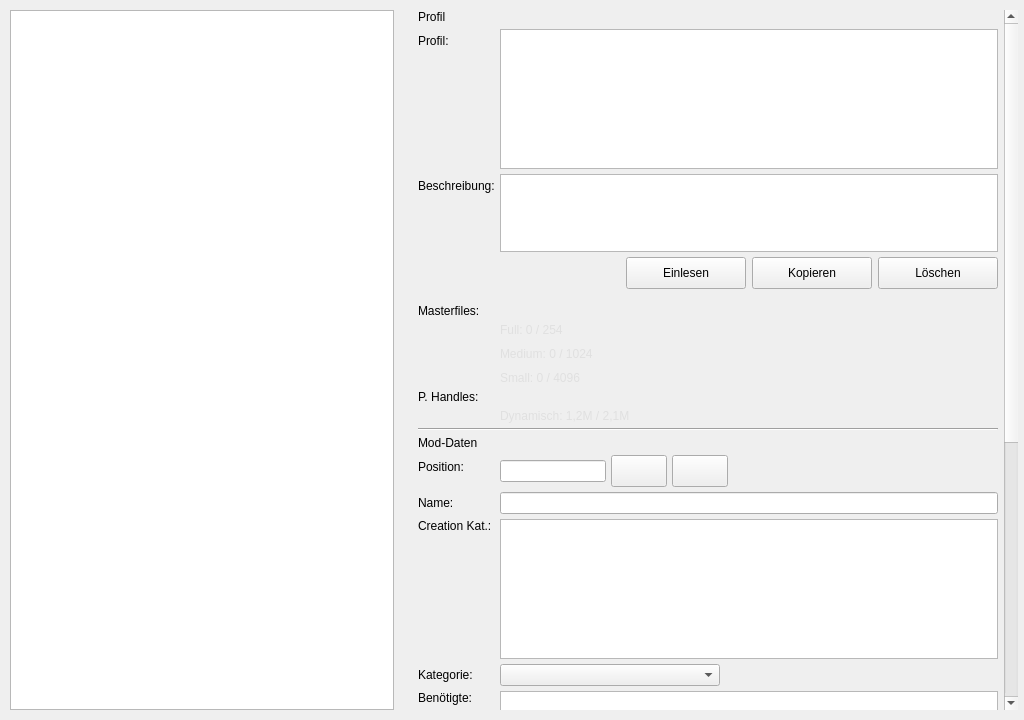
First picture: the form in Structure/Pages/Page_LoadOrder.ui, repository Looking4Git/Starfield_LOH, before the edit.
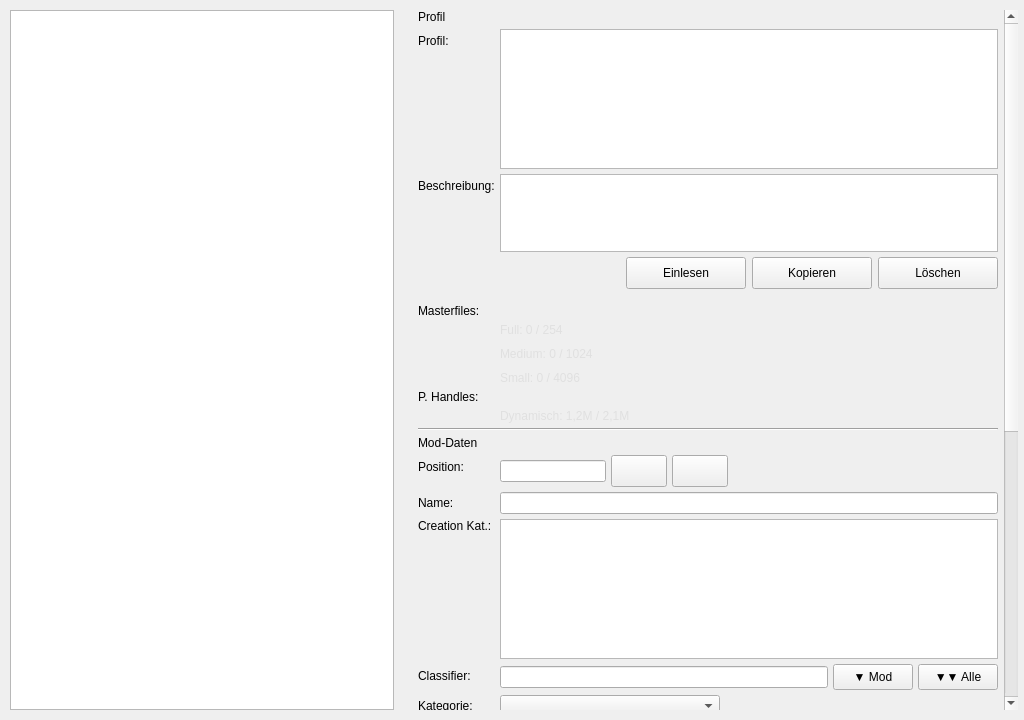
Second picture: the form after the edit. Icons and pictures are not drawn. Custom widgets are drawn as their Qt base class.

Commit message: feat: Classifier-Kategorieanzeige, Uebernahme-Buttons und Starfield-Gruen fuer Abhaengigkeiten

Patch:
```diff
--- a/Structure/Pages/Page_LoadOrder.ui
+++ b/Structure/Pages/Page_LoadOrder.ui
@@ -319,13 +319,81 @@
           </widget>
          </item>
          <item row="17" column="0">
+          <widget class="QLabel" name="lbl_classifier_label">
+           <property name="text">
+            <string>Classifier:</string>
+           </property>
+          </widget>
+         </item>
+         <item row="17" column="1">
+          <layout class="QHBoxLayout" name="layout_classifier">
+           <property name="leftMargin">
+            <number>0</number>
+           </property>
+           <property name="topMargin">
+            <number>0</number>
+           </property>
+           <property name="rightMargin">
+            <number>0</number>
+           </property>
+           <property name="bottomMargin">
+            <number>0</number>
+           </property>
+           <item>
+            <widget class="QLineEdit" name="inp_classifier_category">
+             <property name="readOnly">
+              <bool>true</bool>
+             </property>
+             <property name="minimumSize">
+              <size>
+               <width>100</width>
+               <height>0</height>
+              </size>
+             </property>
+            </widget>
+           </item>
+           <item>
+            <widget class="QPushButton" name="btn_apply_classifier_mod">
+             <property name="minimumSize">
+              <size>
+               <width>68</width>
+               <height>26</height>
+              </size>
+             </property>
+             <property name="text">
+              <string>▼ Mod</string>
+             </property>
+             <property name="toolTip">
+              <string>Classifier-Kategorie für die ausgewählte Mod als LOH-Kategorie übernehmen</string>
+             </property>
+            </widget>
+           </item>
+           <item>
+            <widget class="QPushButton" name="btn_apply_classifier_all">
+             <property name="minimumSize">
+              <size>
+               <width>75</width>
+               <height>26</height>
+              </size>
+             </property>
+             <property name="text">
+              <string>▼▼ Alle</string>
+             </property>
+             <property name="toolTip">
+              <string>Classifier-Kategorien für alle installierten Mods als LOH-Kategorie übernehmen</string>
+             </property>
+            </widget>
+           </item>
+          </layout>
+         </item>
+         <item row="18" column="0">
           <widget class="QLabel" name="lbl_category_label">
            <property name="text">
             <string>Kategorie:</string>
            </property>
           </widget>
          </item>
-         <item row="17" column="1">
+         <item row="18" column="1">
           <widget class="QComboBox" name="cmb_category">
            <property name="minimumSize">
             <size>
@@ -335,7 +403,7 @@
            </property>
           </widget>
          </item>
-         <item row="18" column="0">
+         <item row="19" column="0">
           <widget class="QLabel" name="lbl_requirements_label">
            <property name="text">
             <string>Benötigte:</string>
@@ -348,38 +416,38 @@
            </property>
           </widget>
          </item>
-         <item row="18" column="1">
-          <widget class="QTreeView" name="tree_requirements">
-           <property name="sizePolicy">
-            <sizepolicy hsizetype="Expanding" vsizetype="Fixed">
-             <horstretch>0</horstretch>
-             <verstretch>0</verstretch>
-            </sizepolicy>
-           </property>
-           <property name="minimumSize">
-            <size>
-             <width>220</width>
-             <height>140</height>
-            </size>
-           </property>
-           <property name="maximumSize">
-            <size>
-             <width>16777215</width>
-             <height>140</height>
-            </size>
-           </property>
-           <property name="editTriggers">
-            <set>QAbstractItemView::EditTrigger::NoEditTriggers</set>
-           </property>
-           <property name="indentation">
-            <number>0</number>
-           </property>
-           <property name="rootIsDecorated">
-            <bool>false</bool>
-           </property>
-          </widget>
-         </item>
          <item row="19" column="1">
+          <widget class="QTreeView" name="tree_requirements">
+           <property name="sizePolicy">
+            <sizepolicy hsizetype="Expanding" vsizetype="Fixed">
+             <horstretch>0</horstretch>
+             <verstretch>0</verstretch>
+            </sizepolicy>
+           </property>
+           <property name="minimumSize">
+            <size>
+             <width>220</width>
+             <height>140</height>
+            </size>
+           </property>
+           <property name="maximumSize">
+            <size>
+             <width>16777215</width>
+             <height>140</height>
+            </size>
+           </property>
+           <property name="editTriggers">
+            <set>QAbstractItemView::EditTrigger::NoEditTriggers</set>
+           </property>
+           <property name="indentation">
+            <number>0</number>
+           </property>
+           <property name="rootIsDecorated">
+            <bool>false</bool>
+           </property>
+          </widget>
+         </item>
+         <item row="20" column="1">
           <layout class="QHBoxLayout" name="layout_requirements_buttons">
            <property name="leftMargin">
             <number>0</number>
@@ -466,7 +534,7 @@
            </item>
           </layout>
          </item>
-         <item row="20" column="0">
+         <item row="21" column="0">
           <widget class="QLabel" name="lbl_dependencies_label">
            <property name="text">
             <string>Abhängige:</string>
@@ -479,7 +547,7 @@
            </property>
           </widget>
          </item>
-         <item row="20" column="1">
+         <item row="21" column="1">
           <widget class="QTreeView" name="tree_dependencies">
            <property name="sizePolicy">
             <sizepolicy hsizetype="Expanding" vsizetype="Fixed">
@@ -510,14 +578,14 @@
            </property>
           </widget>
          </item>
-         <item row="21" column="0">
+         <item row="22" column="0">
           <widget class="QLabel" name="lbl_note_label">
            <property name="text">
             <string>Notiz:</string>
            </property>
           </widget>
          </item>
-         <item row="21" column="1">
+         <item row="22" column="1">
           <widget class="QTextEdit" name="inp_note">
            <property name="sizePolicy">
             <sizepolicy hsizetype="Expanding" vsizetype="Fixed">
@@ -536,7 +604,7 @@
            </property>
           </widget>
          </item>
-         <item row="22" column="1">
+         <item row="23" column="1">
           <layout class="QHBoxLayout" name="detail_button_layout">
            <property name="leftMargin">
             <number>0</number>
```
The commit also changes 3 other files.
